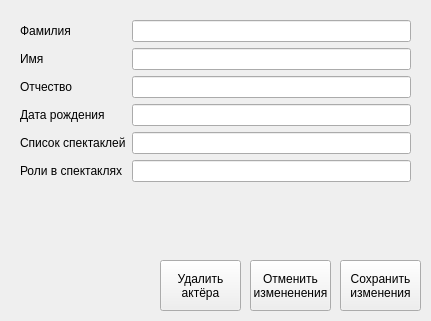
This is Teatr/more_actor.ui in Shnayder102/teatr as Qt 5 draws it before an edit. The edited form follows.
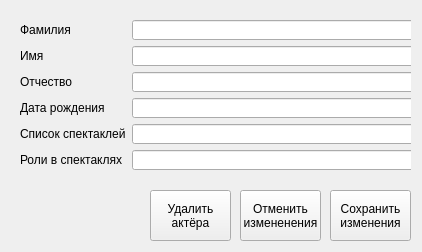
This is the edited form.

```diff
--- a/Teatr/more_actor.ui
+++ b/Teatr/more_actor.ui
@@ -6,18 +6,30 @@
    <rect>
     <x>0</x>
     <y>0</y>
-    <width>431</width>
-    <height>321</height>
+    <width>422</width>
+    <height>252</height>
    </rect>
   </property>
+  <property name="minimumSize">
+   <size>
+    <width>422</width>
+    <height>252</height>
+   </size>
+  </property>
+  <property name="maximumSize">
+   <size>
+    <width>422</width>
+    <height>252</height>
+   </size>
+  </property>
   <property name="windowTitle">
    <string>Form</string>
   </property>
   <widget class="QPushButton" name="pushButton_3">
    <property name="geometry">
     <rect>
-     <x>160</x>
-     <y>260</y>
+     <x>150</x>
+     <y>190</y>
      <width>81</width>
      <height>51</height>
     </rect>
@@ -30,8 +42,8 @@
   <widget class="QPushButton" name="pushButton">
    <property name="geometry">
     <rect>
-     <x>340</x>
-     <y>260</y>
+     <x>330</x>
+     <y>190</y>
      <width>81</width>
      <height>51</height>
     </rect>
@@ -44,8 +56,8 @@
   <widget class="QPushButton" name="pushButton_2">
    <property name="geometry">
     <rect>
-     <x>250</x>
-     <y>260</y>
+     <x>240</x>
+     <y>190</y>
      <width>81</width>
      <height>51</height>
     </rect>
@@ -61,7 +73,7 @@
      <x>20</x>
      <y>20</y>
      <width>391</width>
-     <height>221</height>
+     <height>161</height>
     </rect>
    </property>
    <layout class="QFormLayout" name="formLayout">
@@ -73,7 +85,20 @@
      </widget>
     </item>
     <item row="0" column="1">
-     <widget class="QLineEdit" name="lineEdit"/>
+     <widget class="QLineEdit" name="lineEdit">
+      <property name="minimumSize">
+       <size>
+        <width>285</width>
+        <height>20</height>
+       </size>
+      </property>
+      <property name="maximumSize">
+       <size>
+        <width>285</width>
+        <height>20</height>
+       </size>
+      </property>
+     </widget>
     </item>
     <item row="1" column="0">
      <widget class="QLabel" name="label_2">
@@ -83,7 +108,20 @@
      </widget>
     </item>
     <item row="1" column="1">
-     <widget class="QLineEdit" name="lineEdit_2"/>
+     <widget class="QLineEdit" name="lineEdit_2">
+      <property name="minimumSize">
+       <size>
+        <width>285</width>
+        <height>20</height>
+       </size>
+      </property>
+      <property name="maximumSize">
+       <size>
+        <width>285</width>
+        <height>20</height>
+       </size>
+      </property>
+     </widget>
     </item>
     <item row="2" column="0">
      <widget class="QLabel" name="label_3">
@@ -93,7 +131,20 @@
      </widget>
     </item>
     <item row="2" column="1">
-     <widget class="QLineEdit" name="lineEdit_3"/>
+     <widget class="QLineEdit" name="lineEdit_3">
+      <property name="minimumSize">
+       <size>
+        <width>285</width>
+        <height>20</height>
+       </size>
+      </property>
+      <property name="maximumSize">
+       <size>
+        <width>285</width>
+        <height>20</height>
+       </size>
+      </property>
+     </widget>
     </item>
     <item row="3" column="0">
      <widget class="QLabel" name="label_4">
@@ -103,7 +154,20 @@
      </widget>
     </item>
     <item row="3" column="1">
-     <widget class="QLineEdit" name="lineEdit_4"/>
+     <widget class="QLineEdit" name="lineEdit_4">
+      <property name="minimumSize">
+       <size>
+        <width>285</width>
+        <height>20</height>
+       </size>
+      </property>
+      <property name="maximumSize">
+       <size>
+        <width>285</width>
+        <height>20</height>
+       </size>
+      </property>
+     </widget>
     </item>
     <item row="4" column="0">
      <widget class="QLabel" name="label_5">
@@ -113,10 +177,20 @@
      </widget>
     </item>
     <item row="4" column="1">
-     <widget class="QLineEdit" name="lineEdit_5"/>
-    </item>
-    <item row="5" column="1">
-     <widget class="QLineEdit" name="lineEdit_6"/>
+     <widget class="QLineEdit" name="lineEdit_5">
+      <property name="minimumSize">
+       <size>
+        <width>285</width>
+        <height>20</height>
+       </size>
+      </property>
+      <property name="maximumSize">
+       <size>
+        <width>285</width>
+        <height>20</height>
+       </size>
+      </property>
+     </widget>
     </item>
     <item row="5" column="0">
      <widget class="QLabel" name="label_6">
@@ -125,6 +199,22 @@
       </property>
      </widget>
     </item>
+    <item row="5" column="1">
+     <widget class="QLineEdit" name="lineEdit_6">
+      <property name="minimumSize">
+       <size>
+        <width>285</width>
+        <height>20</height>
+       </size>
+      </property>
+      <property name="maximumSize">
+       <size>
+        <width>285</width>
+        <height>20</height>
+       </size>
+      </property>
+     </widget>
+    </item>
    </layout>
   </widget>
  </widget>
```
